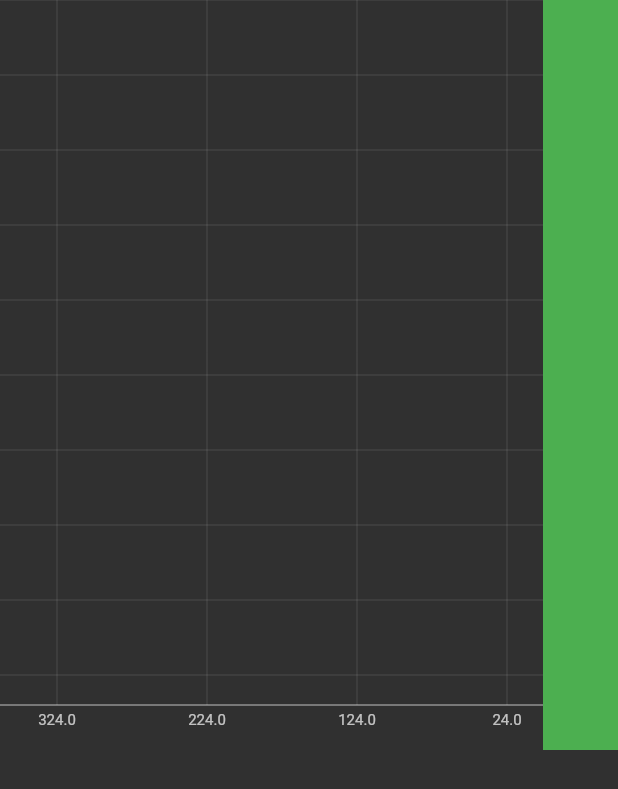
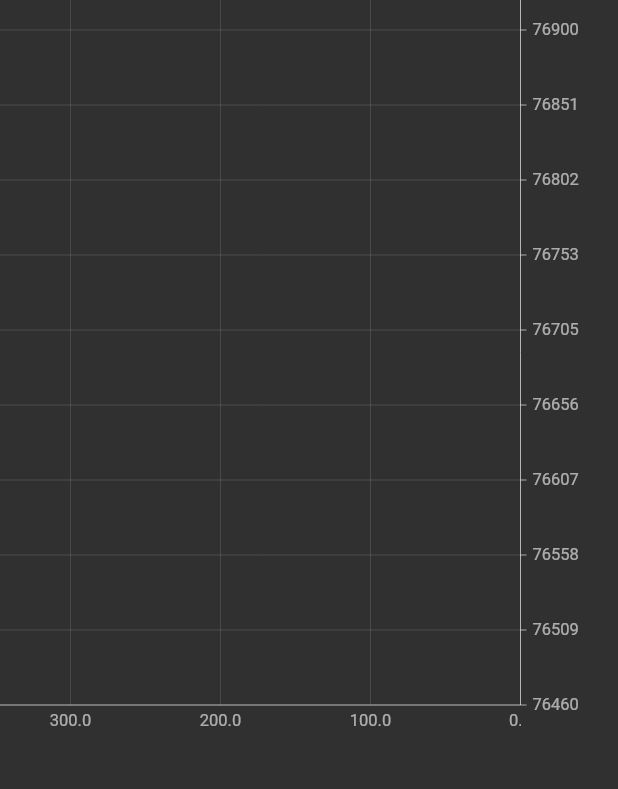
Before and after one commit to nimec77/flutter_scroll_test, a Flutter app: the screen it shows after launch, on a phone screen of 412 x 824 dp. Shown: the top 789 px of the screen. Run offline on Flutter 3.47's test engine with Material 2 defaults, Android fonts, the phone set to English and light mode, and no system bars; our stand-ins replace freezed_annotation.

Commit message:
Думаю как красиво округлять объемы

```diff
--- a/lib/axis_widget.dart
+++ /dev/null
@@ -1,61 +0,0 @@
-import 'package:flutter/material.dart';
-
-class AxisWidget extends StatelessWidget {
-  @override
-  Widget build(BuildContext context) {
-    return CustomPaint(
-      painter: _AxisWidgetPainter(),
-    );
-  }
-}
-
-class _AxisWidgetPainter extends CustomPainter {
-  @override
-  void paint(Canvas canvas, Size size) {
-    final linePaint = Paint()..color = Colors.white12;
-    final axisPaint = Paint()..color = Colors.white70;
-
-    final height = size.height - 30;
-    // final width = size.width - 50;
-    final width = size.width;
-
-    for (double y = 0; y < height; y += 50) {
-      canvas.drawLine(
-        Offset(0, y),
-        Offset(width, y),
-        linePaint,
-      );
-      // final textSpan = TextSpan(text: '$y', style: TextStyle(color: Colors.white70, fontSize: 10));
-      // final textPainter = TextPainter(text: textSpan, textAlign: TextAlign.left, textDirection: TextDirection.ltr);
-      // textPainter.layout(maxWidth: 50);
-      // textPainter.paint(canvas, Offset(width + 4, y - textPainter.height / 2));
-    }
-    for (double x = 0; x <= width; x += 100) {
-      canvas.drawLine(
-        Offset(x, 0),
-        Offset(x, height),
-        linePaint,
-      );
-      final textSpan = TextSpan(text: '${width - x}', style: const TextStyle(color: Colors.white70, fontSize: 10));
-      final textPainter = TextPainter(text: textSpan, textAlign: TextAlign.left, textDirection: TextDirection.ltr);
-      textPainter.layout(maxWidth: 95);
-      textPainter.paint(canvas, Offset(x - textPainter.width / 2, height + 4));
-    }
-
-    // canvas.drawLine(
-    //   Offset(width, 0),
-    //   Offset(width, height),
-    //   axisPaint,
-    // );
-    canvas.drawLine(
-      Offset(0, height),
-      Offset(width, height),
-      axisPaint,
-    );
-  }
-
-  @override
-  bool shouldRepaint(covariant CustomPainter oldDelegate) {
-    return true;
-  }
-}
--- /dev/null
+++ b/lib/domain/entities/volume_range.dart
@@ -0,0 +1,13 @@
+
+import 'package:freezed_annotation/freezed_annotation.dart';
+
+part 'volume_range.freezed.dart';
+
+@freezed
+abstract class VolumeRange with _$VolumeRange {
+  @Assert('minVolume <= maxVolume', 'the maximum volume must be greater than the minimum volume')
+  const factory VolumeRange({
+    required final double minVolume,
+    required final double maxVolume,
+  }) = _VolumeRange;
+}
--- a/lib/main.dart
+++ b/lib/main.dart
@@ -1,5 +1,5 @@
 import 'package:flutter/material.dart';
-import 'package:flutter_scroll_test/stock_page.dart';
+import 'package:flutter_scroll_test/presentation/pages/stock_page.dart';
 
 void main() {
   runApp(MyApp());
@@ -11,6 +11,7 @@ class MyApp extends StatelessWidget {
     return MaterialApp(
       title: 'Flutter Demo',
       theme: ThemeData.dark(),
+      debugShowCheckedModeBanner: false,
       home: Builder(
         builder: (context) {
           return StocksPage(size: MediaQuery.of(context).size);
--- a/lib/stock_page.dart
+++ b/lib/presentation/pages/stock_page.dart
@@ -1,6 +1,10 @@
-import 'dart:math' as Math;
+import 'dart:math' as math;
 import 'package:flutter/material.dart';
-import 'package:flutter_scroll_test/axis_widget.dart';
+import 'package:flutter_scroll_test/domain/entities/volume_range.dart';
+import 'package:flutter_scroll_test/presentation/widgets/constants.dart';
+
+import '../widgets/axis_x_widget.dart';
+import '../widgets/axis_y_widget.dart';
 
 class StocksPage extends StatefulWidget {
   final Size size;
@@ -22,7 +26,7 @@ class _StocksPageState extends State<StocksPage> {
     super.initState();
     expanded = false;
     width = widget.size.width * 2;
-    scrollThreshold = Math.max(widget.size.width / 5, 200);
+    scrollThreshold = math.max(widget.size.width / 5, 200);
     scrollController = ScrollController();
     scrollController.addListener(() {
       final maxScroll = scrollController.position.maxScrollExtent;
@@ -77,16 +81,16 @@ class _StocksPageState extends State<StocksPage> {
                       SizedBox(
                         height: 500,
                         width: width,
-                        child: AxisWidget(),
+                        child: AxisXWidget(),
                       ),
                     ],
                   ),
                 ),
               ),
-              Container(
+              const SizedBox(
                 height: 500,
-                width: 50,
-                color: Colors.green,
+                width: kIndentationX,
+                child: AxisYWidget(volumeRange: VolumeRange(minVolume: 76480, maxVolume: 76900)),
               ),
             ],
           );
--- /dev/null
+++ b/lib/presentation/widgets/axis_x_widget.dart
@@ -0,0 +1,53 @@
+import 'package:flutter/material.dart';
+
+import 'constants.dart';
+
+class AxisXWidget extends StatelessWidget {
+  @override
+  Widget build(BuildContext context) {
+    return CustomPaint(
+      painter: _AxisXWidgetPainter(),
+    );
+  }
+}
+
+class _AxisXWidgetPainter extends CustomPainter {
+  @override
+  void paint(Canvas canvas, Size size) {
+    final linePaint = Paint()..color = kLineColor;
+    final axisPaint = Paint()..color = kAxisColor;
+
+    final height = size.height - kIndentationY;
+    final width = size.width;
+
+    for (double y = height; y >= 0; y -= kStepByY) {
+      canvas.drawLine(
+        Offset(0, y),
+        Offset(width, y),
+        linePaint,
+      );
+    }
+    for (double x = width; x >= 0; x -= kStepByX) {
+      canvas.drawLine(
+        Offset(x, 0),
+        Offset(x, height),
+        linePaint,
+      );
+      final textSpan = TextSpan(text: '${width - x}', style: kTextAxisColor);
+      final textPainter = TextPainter(text: textSpan, textAlign: TextAlign.left, textDirection: TextDirection.ltr);
+      textPainter.layout(maxWidth: kStepByX - 5);
+      textPainter.paint(canvas, Offset(x - textPainter.width / 2, height + 4));
+    }
+
+    canvas.drawLine(
+      Offset(0, height),
+      Offset(width, height),
+      axisPaint,
+    );
+  }
+
+  @override
+  bool shouldRepaint(covariant CustomPainter oldDelegate) {
+    return true;
+  }
+}
--- /dev/null
+++ b/lib/presentation/widgets/axis_y_widget.dart
@@ -0,0 +1,62 @@
+import 'package:flutter/material.dart';
+import 'package:flutter_scroll_test/domain/entities/volume_range.dart';
+
+import 'constants.dart';
+
+class AxisYWidget extends StatelessWidget {
+  final VolumeRange volumeRange;
+
+  const AxisYWidget({Key? key, required this.volumeRange}) : super(key: key);
+
+  @override
+  Widget build(BuildContext context) {
+    return CustomPaint(
+      painter: _AxisYWidgetPainter(volumeRange),
+    );
+  }
+}
+
+class _AxisYWidgetPainter extends CustomPainter {
+  final VolumeRange volumeRange;
+
+  _AxisYWidgetPainter(this.volumeRange);
+
+  @override
+  void paint(Canvas canvas, Size size) {
+    final paint = Paint()..color = kAxisColor;
+
+    final height = size.height - kIndentationY;
+    final width = size.width - kIndentationX;
+    final volumePerPixel =
+        (volumeRange.maxVolume - volumeRange.minVolume) / (height - kStockPaddingBottom - kStockPaddingTop);
+    final minVolume = volumeRange.minVolume - kStockPaddingBottom * volumePerPixel;
+
+    canvas.drawLine(
+      Offset(width, 0),
+      Offset(width, height),
+      paint,
+    );
+
+    for (double y = height; y >= 0; y -= kStepByY) {
+      canvas.drawLine(
+        Offset(width, y),
+        Offset(width + 4, y),
+        paint,
+      );
+      final volume = (height - y) * volumePerPixel + minVolume;
+      final value = volume.toStringAsFixed(0);
+      final textSpan = TextSpan(text: value, style: kTextAxisColor);
+      final textPainter = TextPainter(text: textSpan, textAlign: TextAlign.left, textDirection: TextDirection.ltr);
+      textPainter.layout(maxWidth: kIndentationX);
+      textPainter.paint(canvas, Offset(width + 8, y - textPainter.height / 2));
+    }
+  }
+
+  @override
+  bool shouldRepaint(covariant CustomPainter oldDelegate) {
+    if (oldDelegate is! _AxisYWidgetPainter) {
+      return true;
+    }
+    return oldDelegate.volumeRange != volumeRange;
+  }
+}
--- /dev/null
+++ b/lib/presentation/widgets/constants.dart
@@ -0,0 +1,13 @@
+import 'package:flutter/material.dart';
+
+const double kIndentationY = 30.0;
+const double kIndentationX = 65.0;
+const double kStepByY = 50;
+const double kStepByX = 100;
+const double kStockPaddingLeft = 20;
+const double kStockPaddingTop = 20;
+const double kStockPaddingRight = 20;
+const double kStockPaddingBottom = 20;
+const Color kLineColor = Colors.white12;
+const Color kAxisColor = Colors.white60;
+const TextStyle kTextAxisColor = TextStyle(color: Colors.white60, fontSize: 11);
--- a/pubspec.yaml
+++ b/pubspec.yaml
@@ -30,10 +30,13 @@ dependencies:
   cupertino_icons: ^1.0.2
 
   lint: ^1.5.3
+  freezed_annotation: ^0.14.1
 
 dev_dependencies:
   flutter_test:
     sdk: flutter
+  freezed: ^0.14.1+2
+  build_runner:
 
 # For information on the generic Dart part of this file, see the
 # following page: https://dart.dev/tools/pub/pubspec
```
Also changed, not shown: lib/domain/entities/volume_range.freezed.dart (added), pubspec.lock.
